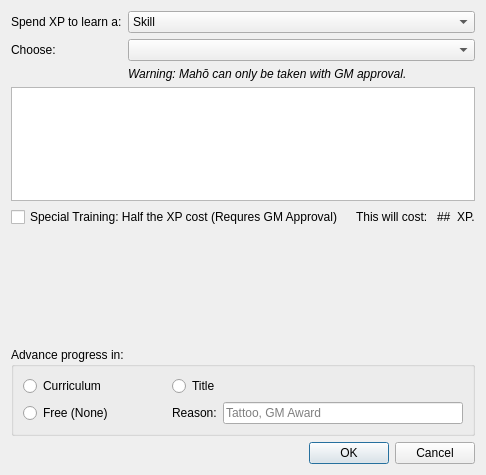
Above: PaperBlossoms/ui/addadvancedialog.ui from dashnine/PaperBlossoms before the change. Below: the same form after it.
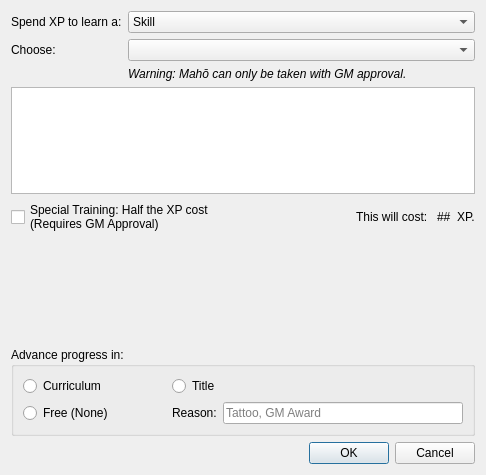
That is the form after the change.

Commit message: Add newline to half-xp checkbox, and fix typo

Patch:
```diff
--- a/PaperBlossoms/ui/addadvancedialog.ui
+++ b/PaperBlossoms/ui/addadvancedialog.ui
@@ -111,7 +111,8 @@
      <item>
       <widget class="QCheckBox" name="halfxp_checkBox">
        <property name="text">
-        <string>Special Training: Half the XP cost (Requres GM Approval)</string>
+        <string>Special Training: Half the XP cost 
+(Requires GM Approval)</string>
        </property>
       </widget>
      </item>
```
